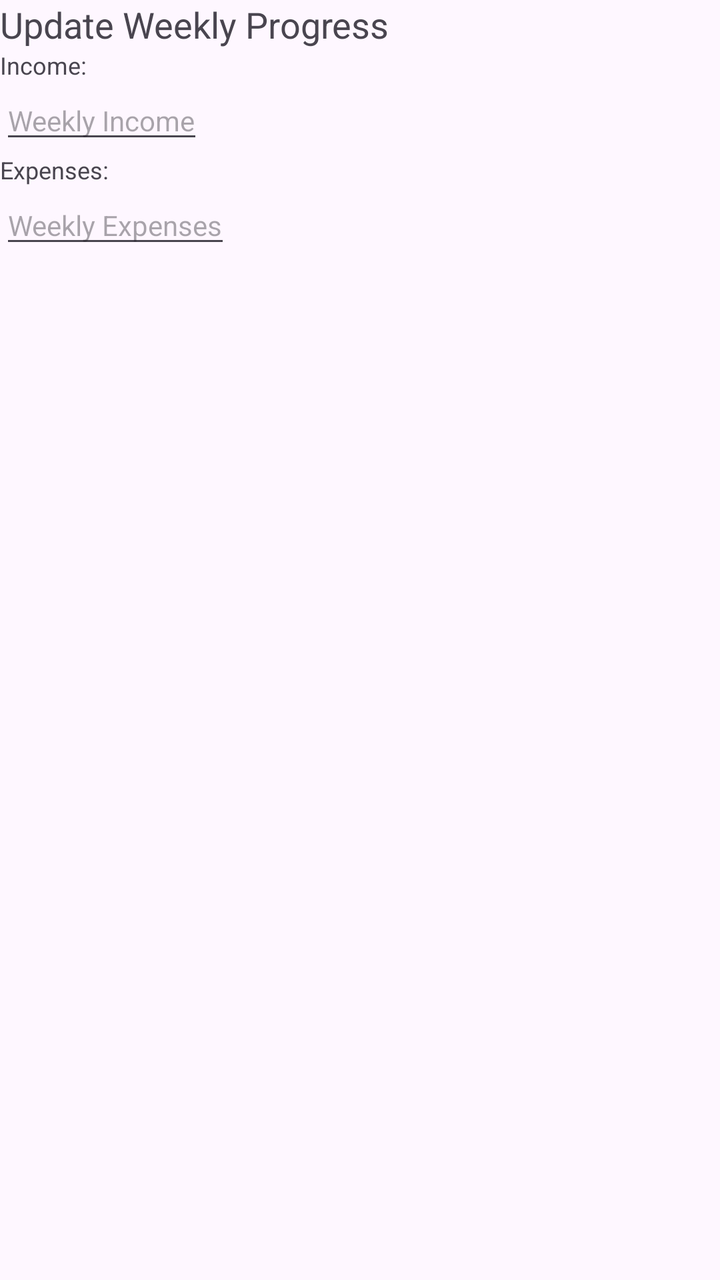
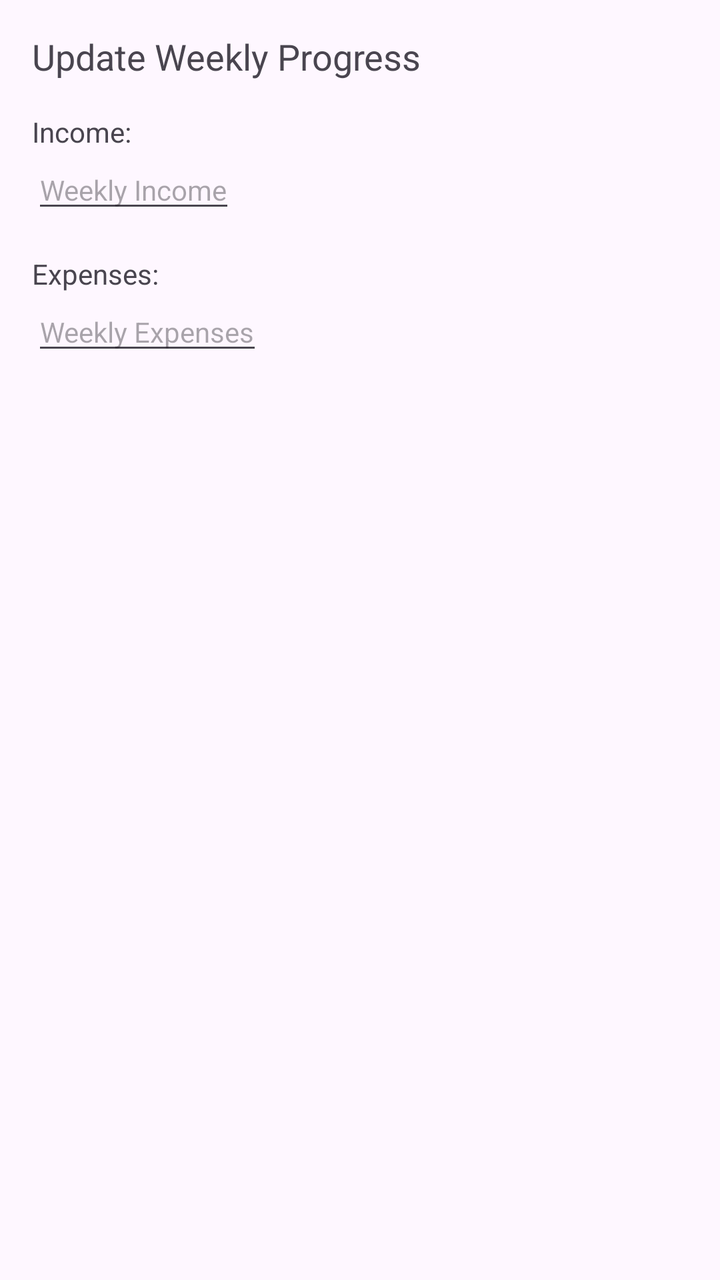

The first picture is an Android layout as it rendered before a commit; the second is the same layout after the commit. The layout source and the unified diff follow.
<!-- AndroidManifest.xml: application theme Theme.Finsight1 -->
<!-- res/layout/dialog_update_week.xml -->
<?xml version="1.0" encoding="utf-8"?>
<LinearLayout xmlns:android="http://schemas.android.com/apk/res/android"
    android:layout_width="match_parent"
    android:layout_height="match_parent"
    android:orientation="vertical"
    >

    <TextView
        android:id="@+id/tvUpdateWeeklyProg"
        android:layout_width="wrap_content"
        android:layout_height="wrap_content"
        android:text="Update Weekly Progress"
        android:textSize="18sp"/>

    <TextView
        android:id="@+id/tvIncome"
        android:layout_width="wrap_content"
        android:layout_height="wrap_content"
        android:text="Income:"
        android:textSize="12sp"/>

    <EditText
        android:id="@+id/etDialogIncome"
        android:layout_width="wrap_content"
        android:layout_height="wrap_content"
        android:hint="Weekly Income"
        android:inputType="numberDecimal"
        android:textSize="14sp" />

    <TextView
        android:id="@+id/tvExpenses"
        android:layout_width="wrap_content"
        android:layout_height="wrap_content"
        android:text="Expenses:"
        android:textSize="12sp"/>

    <EditText
        android:id="@+id/etDialogExpenses"
        android:layout_width="wrap_content"
        android:layout_height="wrap_content"
        android:hint="Weekly Expenses"
        android:inputType="numberDecimal"
        android:textSize="14sp"/>

</LinearLayout>
<!-- resources referenced by this layout -->
<resources>
  <style name="Theme.Finsight1" parent="Base.Theme.Finsight1" />
  <style name="Base.Theme.Finsight1" parent="Theme.Material3.DayNight.NoActionBar">
          
          
      </style>
</resources>

<!-- the commit's change to res/layout/dialog_update_week.xml (unified diff, before → after) -->
@@ -3,6 +3,12 @@
     android:layout_width="match_parent"
     android:layout_height="match_parent"
     android:orientation="vertical"
+    android:layout_weight="1"
+    android:paddingLeft="16dp"
+    android:paddingRight="16dp"
+    android:paddingTop="16dp"
+    android:paddingBottom="16dp"
+    android:gravity="start"
     >
 
     <TextView
@@ -16,8 +22,9 @@
         android:id="@+id/tvIncome"
         android:layout_width="wrap_content"
         android:layout_height="wrap_content"
+        android:paddingTop="16dp"
         android:text="Income:"
-        android:textSize="12sp"/>
+        android:textSize="14sp"/>
 
     <EditText
         android:id="@+id/etDialogIncome"
@@ -31,8 +38,9 @@
         android:id="@+id/tvExpenses"
         android:layout_width="wrap_content"
         android:layout_height="wrap_content"
+        android:paddingTop="16dp"
         android:text="Expenses:"
-        android:textSize="12sp"/>
+        android:textSize="14sp"/>
 
     <EditText
         android:id="@+id/etDialogExpenses"
